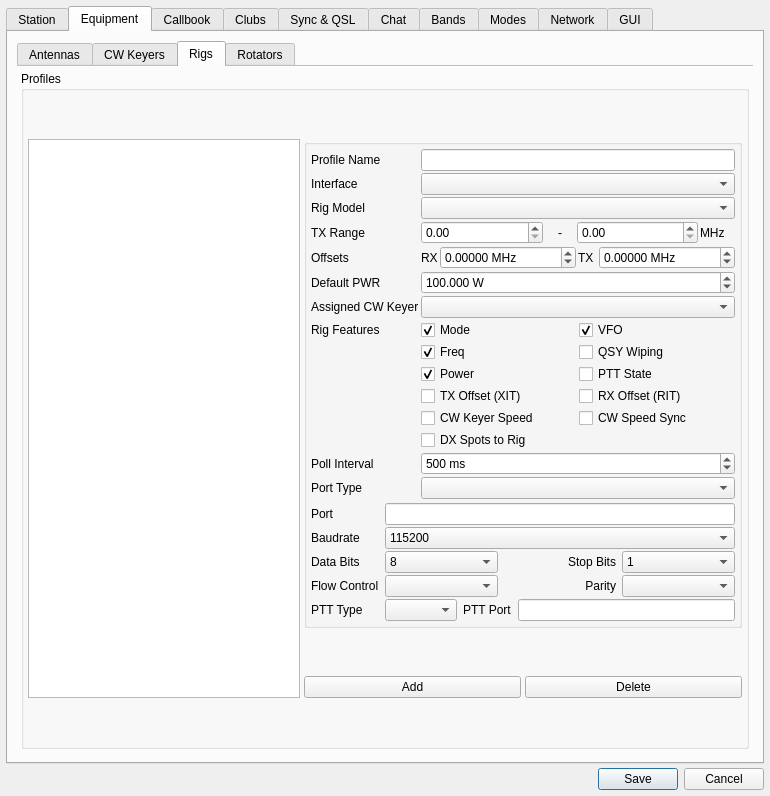
First picture: the form in ui/SettingsDialog.ui, repository foldynl/QLog, before the edit.
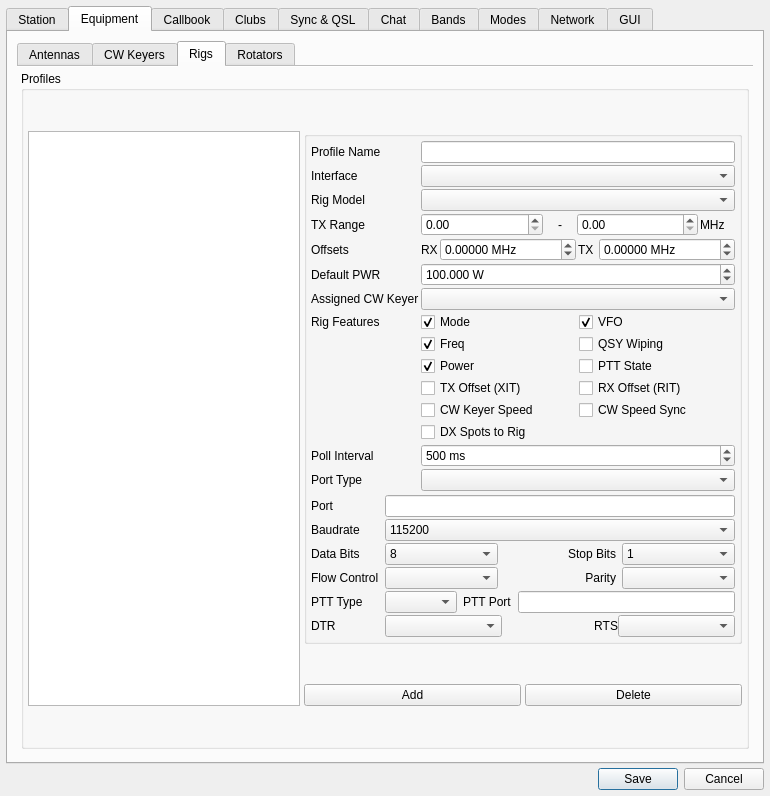
Second picture: the form after the edit. The open tabs and pages were chosen to show the change. Icons and pictures are not drawn. Custom widgets are drawn as their Qt base class.

Commit message:
Add RTS and DTR control to rig profiles
Introduces RTS and DTR fields to RigProfile, updates serialization, database schema, and UI to support these options. Hamlib driver now sets serial RTS/DTR states based on profile settings. Migration 035 adds the new columns to the database.

The edit to the form file:
```diff
--- a/ui/SettingsDialog.ui
+++ b/ui/SettingsDialog.ui
@@ -2257,6 +2257,65 @@
                        </item>
                       </layout>
                      </item>
+                     <item row="7" column="0">
+                      <widget class="QLabel" name="rigFlowControlLines">
+                       <property name="text">
+                        <string>DTR</string>
+                       </property>
+                      </widget>
+                     </item>
+                     <item row="7" column="1">
+                      <layout class="QHBoxLayout" name="horizontalLayout_39">
+                       <item>
+                        <widget class="QComboBox" name="cmbRigDTR">
+                          <item>
+                            <property name="text">
+                            <string></string>
+                            </property>
+                          </item>
+                          <item>
+                            <property name="text">
+                            <string>High</string>
+                            </property>
+                          </item>
+                          <item>
+                            <property name="text">
+                            <string>Low</string>
+                            </property>
+                          </item>
+                       </widget>
+                       </item>
+                       <item>
+                        <widget class="QLabel" name="label_6">
+                         <property name="text">
+                          <string>RTS</string>
+                         </property>
+                         <property name="alignment">
+                          <set>Qt::AlignRight|Qt::AlignVCenter</set>
+                         </property>
+                        </widget>
+                       </item>
+                       <item>
+                        <widget class="QComboBox" name="cmbRigRTS">              
+                          <item>
+                            <property name="text">
+                            <string></string>
+                            </property>
+                          </item>
+                          <item>
+                            <property name="text">
+                            <string>High</string>
+                            </property>
+                          </item>
+                          <item>
+                            <property name="text">
+                            <string>Low</string>
+                            </property>
+                          </item>
+                       </widget>
+                       </item>
+                      </layout>
+                     </item>
                     </layout>
                    </widget>
                    <widget class="QWidget" name="rigNetworkPage">
```
The commit also changes 8 other files.
